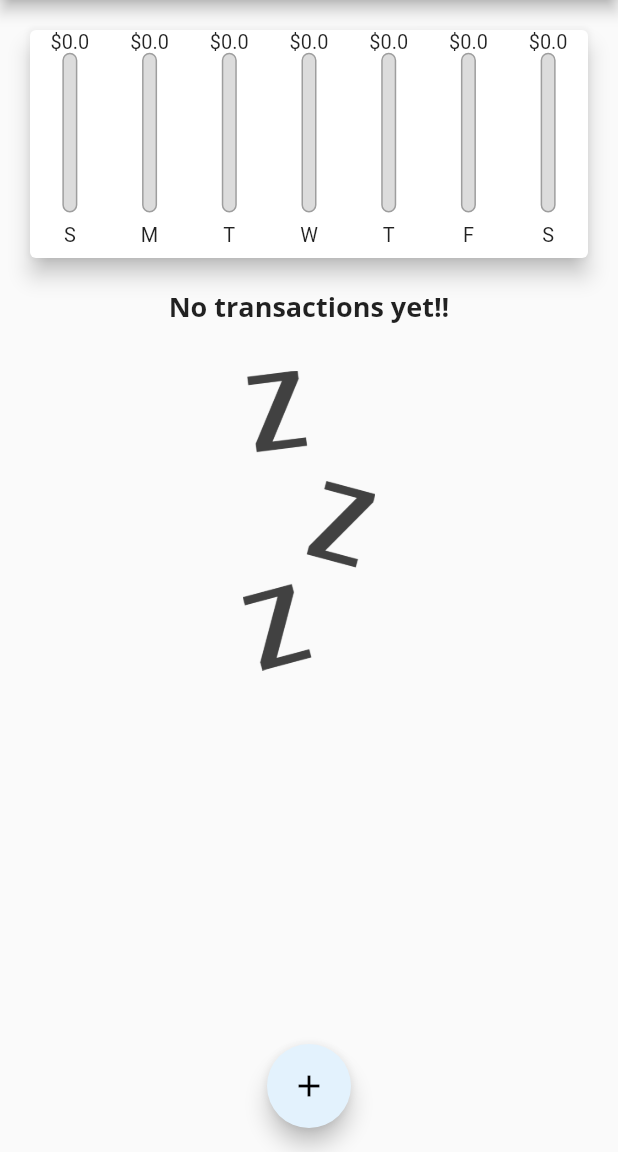
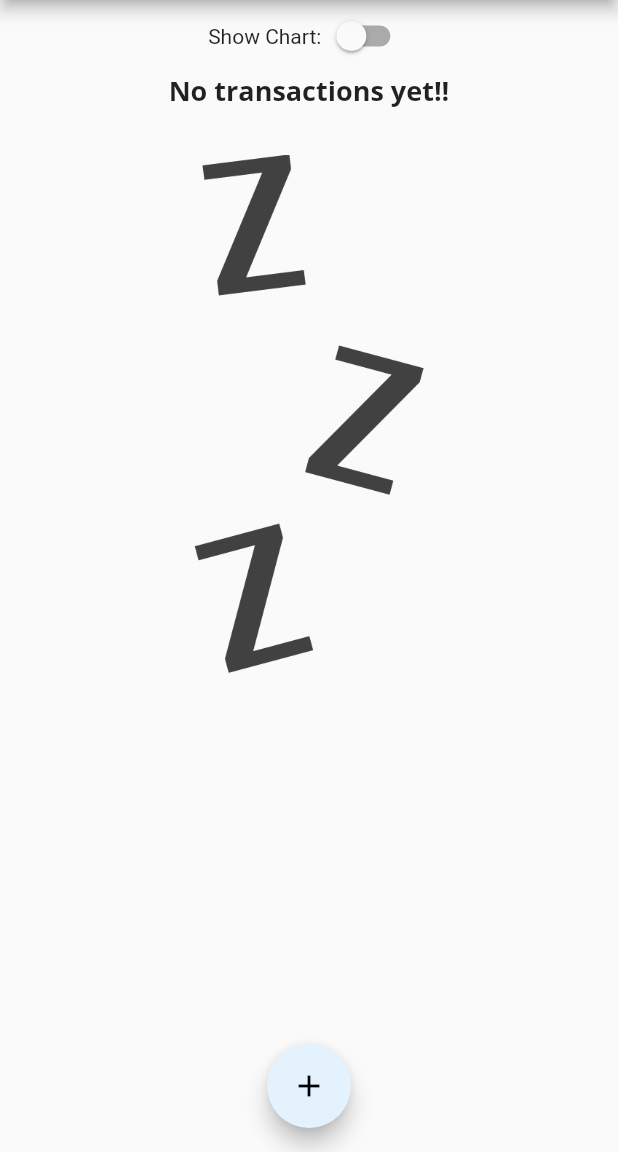
Before and after one commit to Nisschhal/flutter_expense_app, a Flutter app: the screen it shows after launch, on a phone screen of 412 x 824 dp, the part 84-1236 px from its top. Run offline on Flutter 3.47's test engine with Material 2 defaults, Android fonts, the phone set to English and light mode, and no system bars.

Commit message:
switch for chart bar and orientations mode

```diff
--- a/lib/main.dart
+++ b/lib/main.dart
@@ -127,6 +127,8 @@ class _MyHomePageState extends State<MyHomePage> {
         });
   }
 
+  bool _showChart = false;
+
   @override
   Widget build(BuildContext context) {
     final appBar = AppBar(
@@ -145,13 +147,30 @@ class _MyHomePageState extends State<MyHomePage> {
           // mainAxisAlignment: MainAxisAlignment.spaceBetween,
           children: [
             // ignore: avoid_unnecessary_containers
-            Container(
+            Row(
+              mainAxisAlignment: MainAxisAlignment.center,
+              children: [
+                Text("Show Chart:"),
+                Switch(
+                  value: _showChart,
+                  onChanged: (val) {
+                    setState(() {
+                      _showChart = !_showChart;
+                    });
+                  },
+                ),
+              ],
+            ),
+
+            _showChart
+                ? Container(
                     height: (MediaQuery.of(context).size.height -
                             appBar.preferredSize.height -
                             MediaQuery.of(context).padding.top) *
                         0.25,
                     child: Chart(_getRecentTransaction),
-            ),
+                  )
+                :
                 // Center(
                 //   child: Container(
                 //     padding: const EdgeInsets.all(6),
--- a/lib/widgets/transactions_list.dart
+++ b/lib/widgets/transactions_list.dart
@@ -14,7 +14,8 @@ class TransactionList extends StatelessWidget {
   Widget build(BuildContext context) {
     // ignore: sized_box_for_whitespace
     return userList.isEmpty
-        ? Column(
+        ? LayoutBuilder(builder: (context, constraints) {
+            return Column(
               children: [
                 Text(
                   "No transactions yet!!",
@@ -24,11 +25,12 @@ class TransactionList extends StatelessWidget {
                   height: 30,
                 ),
                 Container(
-                  height: 200,
+                    height: constraints.maxHeight * 0.6,
                     child: Image.asset('assets/images/waiting.png',
                         fit: BoxFit.cover)),
               ],
-          )
+            );
+          })
         : ListView.builder(
             // scrollDirection: Axis.horizontal,
             itemBuilder: (context, index) {
```
Lines whose indentation alone changed are shown as unchanged.
